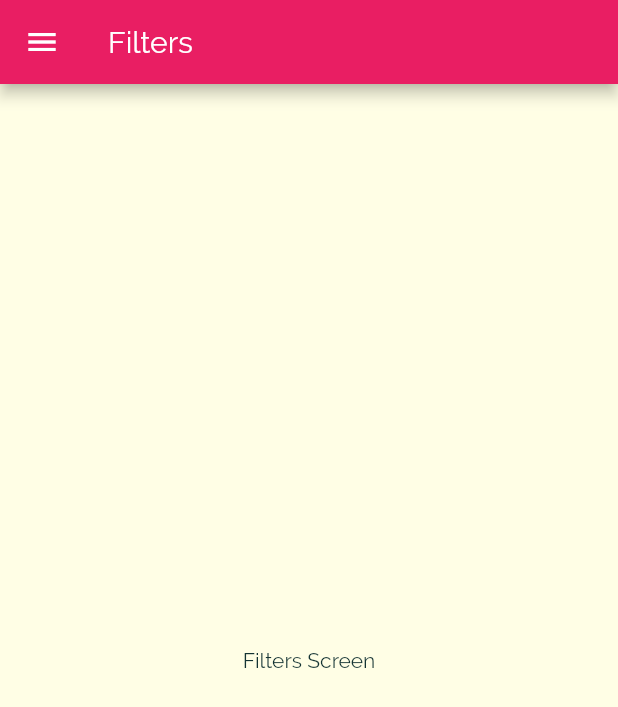
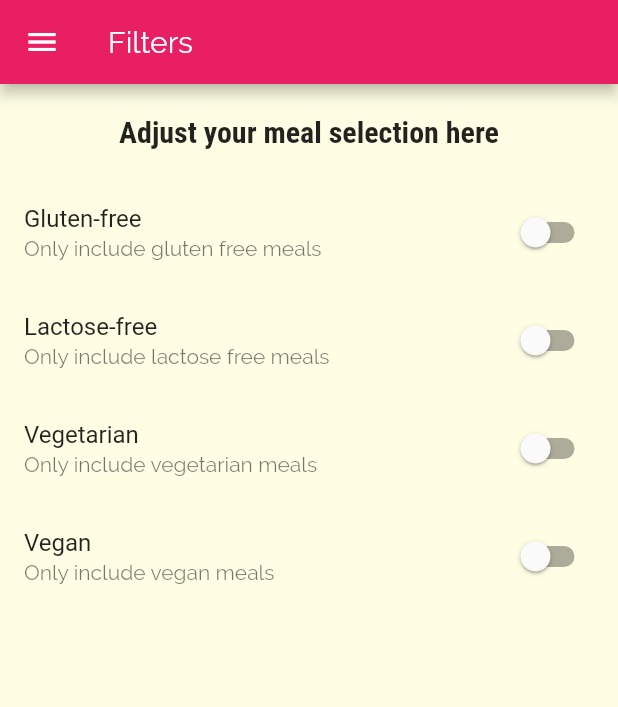
Before and after one commit to Isaacobuya5/meals_mobile_app, a Flutter app: the Filters screen opened by its route, on a phone screen of 412 x 824 dp. Shown: the top 707 px of the screen. Run offline on Flutter 3.47's test engine with Material 2 defaults, Android fonts, the phone set to English and light mode, and no system bars.

Commit message:
add switches using SwitchListTile widget for filtering meals

```diff
--- a/lib/screens/filters.dart
+++ b/lib/screens/filters.dart
@@ -1,9 +1,28 @@
 import 'package:flutter/material.dart';
 import './main_drawer.dart';
 
-class Filters extends StatelessWidget {
+class Filters extends StatefulWidget {
 
   static const routeName = '/filters';
+
+  @override
+  _FiltersState createState() => _FiltersState();
+}
+
+class _FiltersState extends State<Filters> {
+
+  var _glutenFree = false;
+  var _vegetarian = false;
+  var _vegan = false;
+  var _lactoseFree = false;
+
+  Widget _buildSwitchListTile(String title, String description, bool currentValue, Function updateValue) {
+    return SwitchListTile(
+                      title: Text(title),
+                      subtitle: Text(description),
+                      value: currentValue,
+                      onChanged: updateValue,);
+  }
 
   @override
   Widget build(BuildContext context) {
@@ -12,9 +31,41 @@ class Filters extends StatelessWidget {
         title: Text('Filters')
       ),
       drawer: MainDrawer(),
-        body: Center(
-        child: Text('Filters Screen')
-      ),
+        body: Column(
+          children: <Widget> [
+            Container(
+              padding: EdgeInsets.all(20.0),
+              child: Text("Adjust your meal selection here",
+              style: Theme.of(context).textTheme.title,)
+              ,),
+              Expanded(
+                child: ListView(
+                  children: <Widget> [
+                    _buildSwitchListTile("Gluten-free", "Only include gluten free meals", _glutenFree, (newValue) {
+                      setState(() {
+                        _glutenFree = newValue;
+                      });
+                    }),
+                    _buildSwitchListTile("Lactose-free", "Only include lactose free meals", _lactoseFree, (newValue) {
+                      setState(() {
+                        _lactoseFree = newValue;
+                      });
+                    }),
+                    _buildSwitchListTile("Vegetarian", "Only include vegetarian meals", _vegetarian, (newValue) {
+                      setState(() {
+                        _vegetarian = newValue;
+                      });
+                    }),
+                    _buildSwitchListTile("Vegan", "Only include vegan meals", _vegan, (newValue) {
+                      setState(() {
+                        _vegan = newValue;
+                      });
+                    })
+                  ]
+                )
+                )
+          ]
+        ),
     );
   }
 }
```
